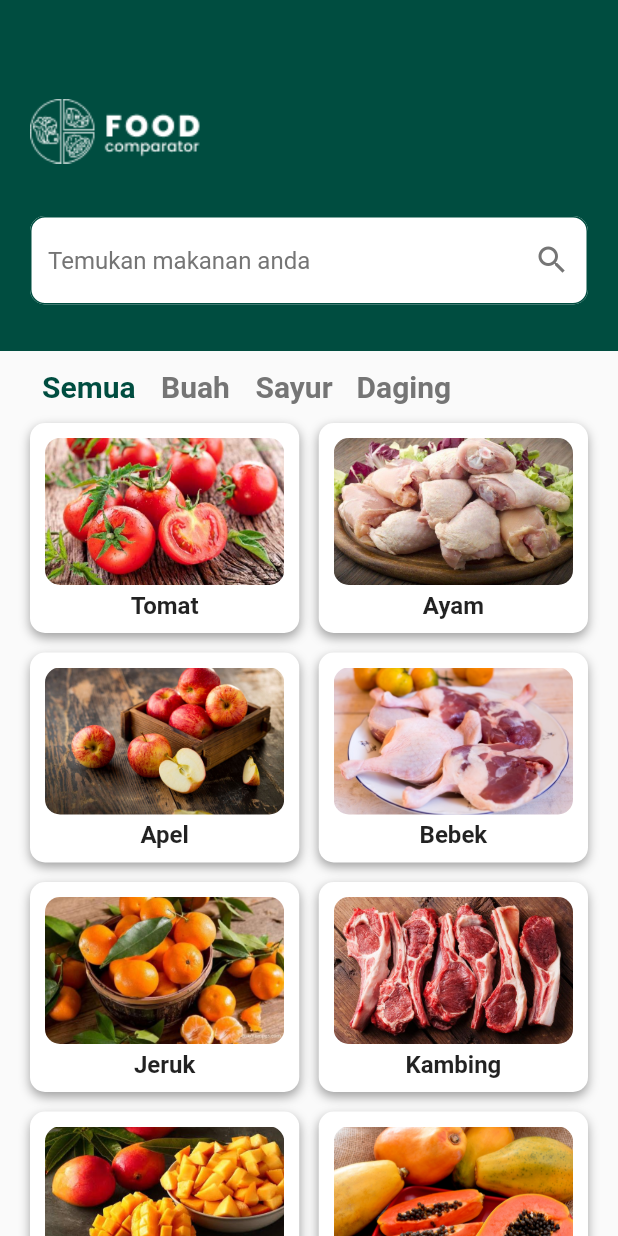
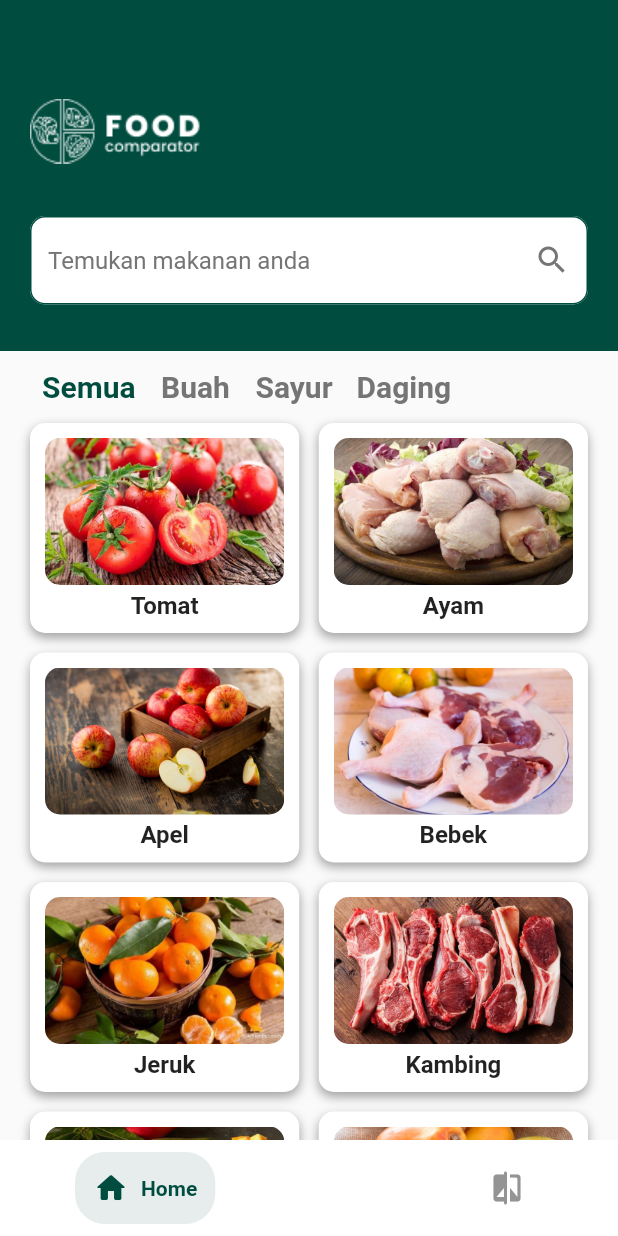
Before and after one commit to dzikrimutawakkil/Food-Comparator, a Flutter app: the screen it shows after launch, on a phone screen of 412 x 824 dp. Run offline on Flutter 3.47's test engine with Material 2 defaults, Android fonts, the light colour scheme and no system bars; drawn by our look-alikes of google_nav_bar.

Commit message:
Penambahan Navbar

```diff
--- a/lib/homeScreen/home_screen.dart
+++ b/lib/homeScreen/home_screen.dart
@@ -106,8 +106,7 @@ class _HomeScreenState extends State<HomeScreen> {
 
   @override
   Widget build(BuildContext context) {
-    return Scaffold(
-      body: SingleChildScrollView(
+    return SingleChildScrollView(
       child: Column(
         children: [
           Container(
@@ -144,17 +143,16 @@ class _HomeScreenState extends State<HomeScreen> {
                         filled: true,
                         border: OutlineInputBorder(),
                         focusedBorder: OutlineInputBorder(
-                              borderSide: BorderSide(
-                                  color: Color.fromRGBO(0, 77, 64, 1)),
+                            borderSide:
+                                BorderSide(color: Color.fromRGBO(0, 77, 64, 1)),
                             borderRadius: BorderRadius.circular(10.0)),
                         enabledBorder: OutlineInputBorder(
-                              borderSide: BorderSide(
-                                  color: Color.fromRGBO(0, 77, 64, 1)),
+                            borderSide:
+                                BorderSide(color: Color.fromRGBO(0, 77, 64, 1)),
                             borderRadius: BorderRadius.circular(10.0)),
                         suffixIcon: IconButton(
                             onPressed: () {},
-                              icon:
-                                  Icon(Icons.search, color: Colors.grey[600])),
+                            icon: Icon(Icons.search, color: Colors.grey[600])),
                         hintText: "Temukan makanan anda",
                         hintStyle: TextStyle(color: Colors.grey[600])),
                   ),
@@ -212,7 +210,6 @@ class _HomeScreenState extends State<HomeScreen> {
           )
         ],
       ),
-      ),
     );
   }
 }
--- /dev/null
+++ b/lib/homeScreen/main_screen.dart
@@ -0,0 +1,61 @@
+import 'package:flutter/material.dart';
+import 'package:flutter/cupertino.dart';
+import 'package:google_nav_bar/google_nav_bar.dart';
+
+import 'home_screen.dart';
+
+class MainScreen extends StatefulWidget {
+  MainScreen({Key? key}) : super(key: key);
+
+  @override
+  _MainScreenState createState() => _MainScreenState();
+}
+
+class _MainScreenState extends State<MainScreen> {
+// ignore: prefer_const_constructors
+  int currentIndex = 0;
+  @override
+  Widget build(BuildContext context) {
+    List<Widget> widget = [
+      HomeScreen(),
+    ];
+    return Scaffold(
+        body: widget[currentIndex],
+        bottomNavigationBar: Container(
+          color: Colors.white,
+          child: Padding(
+            padding:
+                // EdgeInsets.symmetric(horizontal: 50.0, vertical: 15.0),
+                EdgeInsets.only(left: 50.0, right: 50.0, bottom: 8.0, top: 8.0),
+            child: GNav(
+                haptic: true, // haptic feedback
+                tabBorderRadius: 20,
+                // duration: Duration(milliseconds: 1), // tab animation duration
+                gap: 8, // the tab button gap between icon and text
+                color:
+                    Color.fromARGB(255, 148, 148, 148), // unselected icon color
+                activeColor: Color.fromRGBO(
+                    0, 77, 64, 1), // selected icon and text color
+                iconSize: 24, // tab button icon size
+                tabBackgroundColor: Color.fromRGBO(
+                    0, 77, 64, 0.1), // selected tab background color
+                padding: EdgeInsets.all(12),
+                onTabChange: (index) {
+                  setState(() {
+                    currentIndex = index;
+                  });
+                },
+                tabs: [
+                  GButton(
+                    icon: Icons.home_rounded,
+                    text: 'Home',
+                  ),
+                  GButton(
+                    icon: Icons.compare_rounded,
+                    text: 'Compare',
+                  ),
+                ]),
+          ),
+        ));
+  }
+}
--- a/lib/main.dart
+++ b/lib/main.dart
@@ -1,5 +1,6 @@
 import 'package:flutter/material.dart';
 import 'homeScreen/home_screen.dart';
+import 'homeScreen/main_screen.dart';
 
 void main() {
   runApp(const MyApp());
@@ -14,7 +15,7 @@ class MyApp extends StatelessWidget {
     return MaterialApp(
       title: 'Food Comparator',
       theme: ThemeData(),
-      home: HomeScreen(),
+      home: MainScreen(),
     );
   }
 }
```
Also changed, not shown: pubspec.yaml (+4 -11 lines), pubspec.lock. Lines whose indentation alone changed are shown as unchanged.
